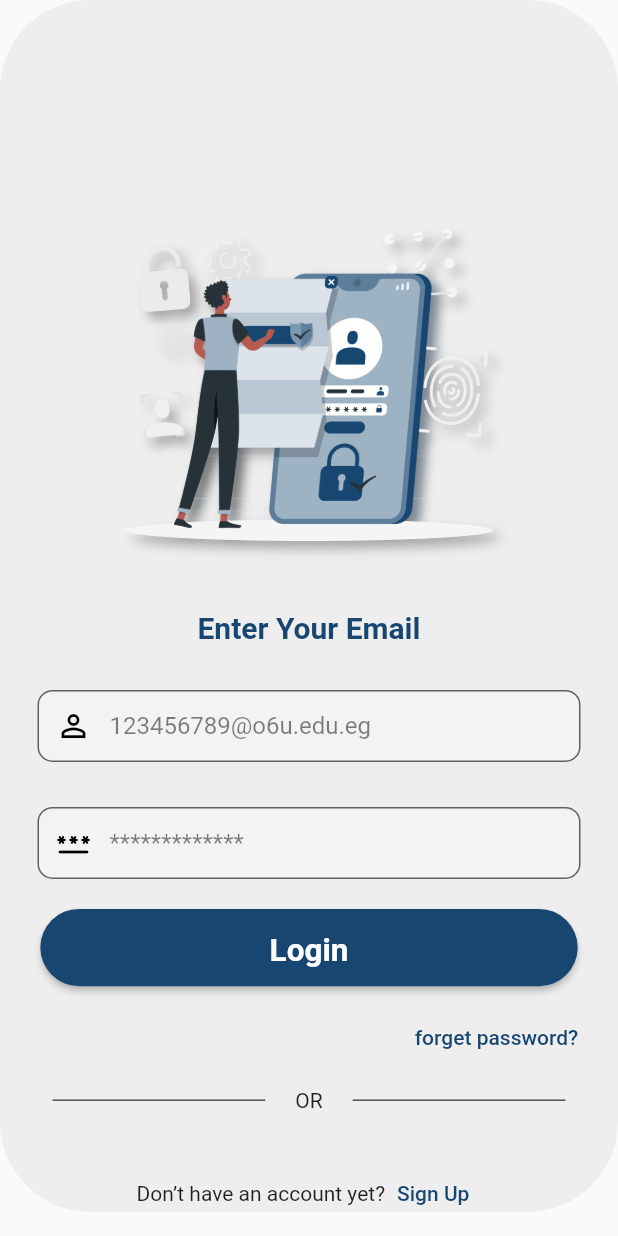
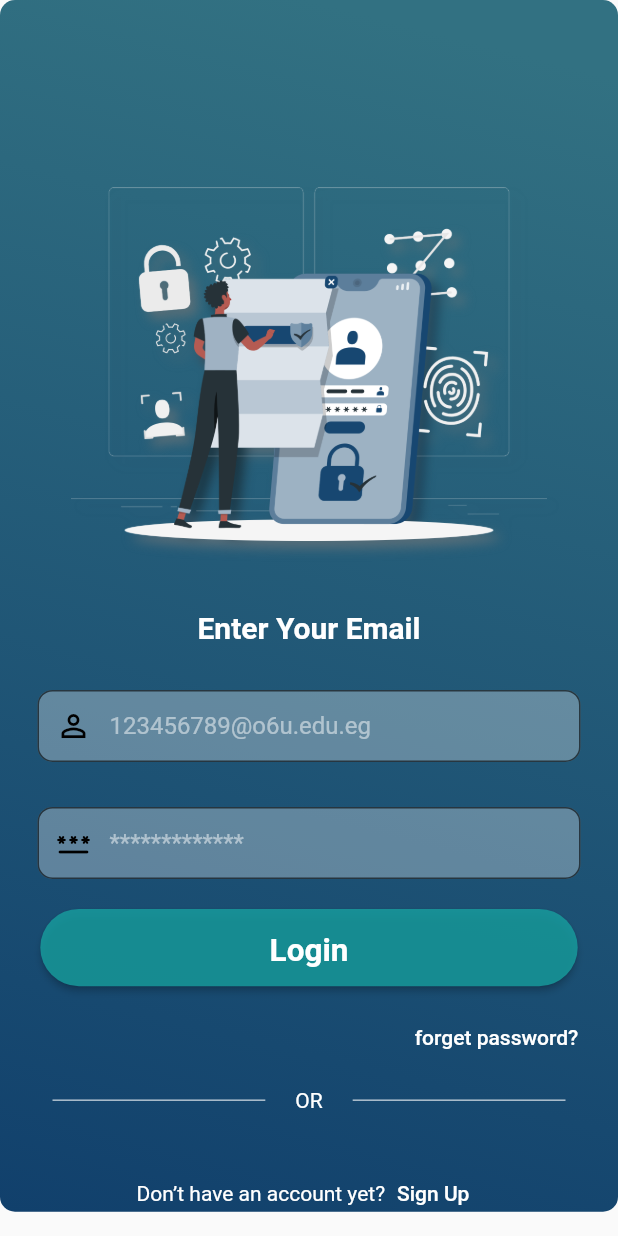
Before and after one commit to magedzidan/Gradution_project, a Flutter app: the screen it shows after launch, on a phone screen of 412 x 824 dp. Run offline on Flutter 3.47's test engine with Material 2 defaults, Android fonts, the phone set to English and light mode, and no system bars; drawn by our look-alikes of simple_shadow; our stand-ins replace firebase_auth, firebase_core, get, sizer; missing offline and left inert: dashed_line; accounts and stored records are empty.

Commit message:
-sign in pages

```diff
--- a/lib/authentcation/sign_in/sign_in_viewpage.dart
+++ b/lib/authentcation/sign_in/sign_in_viewpage.dart
@@ -48,34 +48,26 @@ class SignIn extends GetWidget<sign_in_controller> {
         ),
       ),*/
       body: Container(
-        /*      decoration: BoxDecoration(
-          gradient: LinearGradient(
-            colors:[
-              Color(0xFF14436d),
-              Color(0xFF0f3a68),
-          //    secondrycolor,
-              //Color(0xFF387b87),
-              Color(0xFF419aaa),
-              Color(0xFF6297bd),
+        decoration: BoxDecoration(
+          borderRadius: BorderRadius.circular(10),
+        //  color: Colors.grey.shade200,
 
-
-            ],
-                stops: [
-                  0.2,
-                  0.2,
-                  0.1,
-                  0.2,
-                ],
-                begin: Alignment.topRight,
-                end: Alignment.bottomLeft
-          ),
-        ),*/
+          gradient: LinearGradient(colors: [
+            gradientColorA,
+            gradientColorB,
+          ], /*stops: [
+              0.2,
+              0.2,
+              0.1,
+              0.2,
+            ],*/ begin: Alignment.topCenter, end: Alignment.bottomLeft),
+        ),
         height: MediaQuery.of(context).size.height / 1.02,
         width: MediaQuery.of(context).size.height / 2,
-        decoration: BoxDecoration(
+       /* decoration: BoxDecoration(
           borderRadius: BorderRadius.circular(60),
           color: Colors.grey.shade200,
-        ),
+        ),*/
         child: Form(
           key: _formKey,
           child: SingleChildScrollView(
@@ -100,7 +92,7 @@ class SignIn extends GetWidget<sign_in_controller> {
                 ),
                 Text('Enter Your Email',
                     style: TextStyle(
-                        color: primarycolor,
+                        color: Colors.white,
                         fontSize: 20,
                         fontWeight: FontWeight.bold)),
                 SizedBox(
@@ -112,7 +104,7 @@ class SignIn extends GetWidget<sign_in_controller> {
                     emailcontroller.text=value!;
                   },
                   validator: (value){
-                    String patttern = r'^([\d{9}\.]+@(o6u+\.)+(edu+\.)+(eg))$';
+                    String patttern = r'^([\d{9}\.]+@(o6u\.)+(edu\.)+(eg))$';
                     RegExp regExp = new RegExp(patttern);
                     if(value==null || regExp.hasMatch(value)==false){
                       return("Error Enter a valid email");
@@ -159,7 +151,7 @@ class SignIn extends GetWidget<sign_in_controller> {
                     TextButton(
                       onPressed: () {},
                       child: Text("forget password?",
-                          style: TextStyle(color: primarycolor)),
+                          style: TextStyle(color: Colors.white)),
                     )
                   ],
                 ),
@@ -168,16 +160,16 @@ class SignIn extends GetWidget<sign_in_controller> {
                     child: new Container(
                         margin: const EdgeInsets.only(left: 35.0, right: 20.0),
                         child: Divider(
-                          color: Colors.black,
+                          color: Colors.white,
                           height: 36,
                         )),
                   ),
-                  Text("OR"),
+                  Text("OR",style: TextStyle(color: Colors.white),),
                   Expanded(
                     child: new Container(
                         margin: const EdgeInsets.only(left: 20.0, right: 35.0),
                         child: Divider(
-                          color: Colors.black,
+                          color: Colors.white,
                           height: 36,
                         )),
                   ),
@@ -188,11 +180,11 @@ class SignIn extends GetWidget<sign_in_controller> {
                 Row(
                   mainAxisAlignment: MainAxisAlignment.center,
                   children: [
-                    Text('Don’t have an account yet?'),
+                    Text('Don’t have an account yet?',style: TextStyle(color: Colors.white),),
                     TextButton(
                       onPressed: () {},
                       child: Text('Sign Up',
-                          style: TextStyle(color: primarycolor)),
+                          style: TextStyle(color: Colors.white)),
                     )
                   ],
                 )
--- a/lib/authentcation/widgets/CustomTextFormFieldLogin.dart
+++ b/lib/authentcation/widgets/CustomTextFormFieldLogin.dart
@@ -27,7 +27,7 @@ class custom_textformfield extends StatelessWidget {
       padding: const EdgeInsets.only(right: 25, left: 25),
       child: TextFormField(
         style: TextStyle(
-          color: Colors.black.withOpacity(0.7),
+          color: Colors.white.withOpacity(0.7),
         ),
         decoration: InputDecoration(
           contentPadding:
@@ -45,7 +45,7 @@ class custom_textformfield extends StatelessWidget {
                 color: Colors.blue,
               )),
           hintText: hintText,
-          hintStyle: TextStyle(color: Colors.black.withOpacity(0.5)),
+          hintStyle: TextStyle(color: Colors.white.withOpacity(0.5)),
           labelText: labelText,
           labelStyle: TextStyle(
             color: Colors.black.withOpacity(0.7),
--- a/lib/authentcation/widgets/custom_button_login.dart
+++ b/lib/authentcation/widgets/custom_button_login.dart
@@ -20,7 +20,7 @@ class CustomButton extends StatelessWidget {
         onPressed: OnPress,
         //minWidth: MediaQuery.of(context).size.width,
         height: MediaQuery.of(context).size.height/16,
-        color: primarycolor,
+        color: Color(0xFF179d9e).withAlpha(210),
         child: CustomText(
           text: text,
           alignment: Alignment.center,
--- a/lib/constant/constance.dart
+++ b/lib/constant/constance.dart
@@ -1,5 +1,7 @@
 
 import 'package:flutter/material.dart';
 
-const primarycolor=Color(0xFF174771);
+const primarycolor=Color(0xFF179d9e);
 const secondrycolor=Color(0xFF337183);
+const Color gradientColorA = Color(0xFF327182);
+const Color gradientColorB = Color(0xFF11406C);
--- a/lib/main.dart
+++ b/lib/main.dart
@@ -4,6 +4,7 @@ import 'package:get/get.dart';
 import 'package:youth_care_application/authentcation/sign_in/sign_in_viewpage.dart';
 import 'package:youth_care_application/constant/constance.dart';
 import 'package:youth_care_application/helper/binding.dart';
+import 'package:youth_care_application/themes/main_theme.dart';
 import 'firebase_options.dart';
 Future<void> main() async {
   WidgetsFlutterBinding.ensureInitialized();
@@ -23,7 +24,7 @@ class MyApp extends StatelessWidget{
       debugShowCheckedModeBanner: false,
       theme: ThemeData(
         primaryColor: primarycolor,
-        //scaffoldBackgroundColor: primarycolor,
+        //scaffoldBackgroundColor: GradientBackground,
 
       ),
       home:SignIn(),
--- /dev/null
+++ b/lib/themes/main_theme.dart
@@ -0,0 +1,73 @@
+import 'package:flutter/material.dart';
+import 'package:youth_care_application/constant/constance.dart';
+
+/*
+class MyThemes {
+  static Color gradientColorA = Color(0xFF327182);
+  static Color gradientColorB = Color(0xFF11406C);
+
+  ThemeData getTheme() {
+    Container(
+    decoration: BoxDecoration(
+      gradient: LinearGradient(
+          colors:[
+            Color(0xFF14436d),
+            Color(0xFF0f3a68),
+            //    secondrycolor,
+            //Color(0xFF387b87),
+            Color(0xFF419aaa),
+            Color(0xFF6297bd),
+
+
+          ],
+          stops: [
+            0.2,
+            0.2,
+            0.1,
+            0.2,
+          ],
+          begin: Alignment.topRight,
+          end: Alignment.bottomLeft
+      ),
+    ),
+  );
+    return _lightTheme;
+  }
+  final _lightTheme = ThemeData(
+    accentColor: Colors.black,
+    backgroundColor: const Color(0xFFE5E5E5),
+    brightness: Brightness.light,
+    buttonColor: Colors.blue,
+    dividerColor: Colors.white54,
+    disabledColor: Colors.grey,
+    floatingActionButtonTheme:
+    FloatingActionButtonThemeData(foregroundColor: Colors.white),
+    fontFamily: 'Simplifica',
+    primarySwatch: Colors.grey,
+    primaryColor: Colors.white,
+  );
+}
+*/
+
+class GradientBackground extends StatelessWidget {
+  @override
+  Widget build(BuildContext context) {
+    return Stack(
+      children: [
+        Container(
+          decoration: BoxDecoration(
+            gradient: LinearGradient(colors: [
+              gradientColorA,
+             gradientColorB,
+            ], /*stops: [
+              0.2,
+              0.2,
+              0.1,
+              0.2,
+            ],*/ begin: Alignment.topLeft, end: Alignment.bottomRight),
+          ),
+        ),
+      ],
+    );
+  }
+}
```
